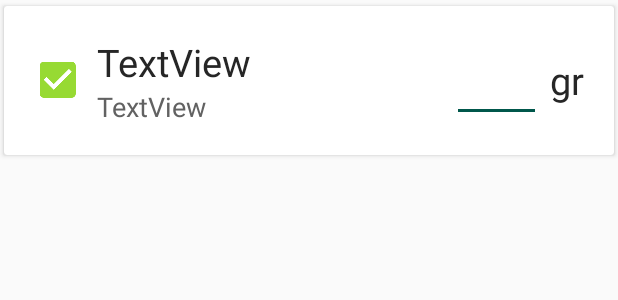
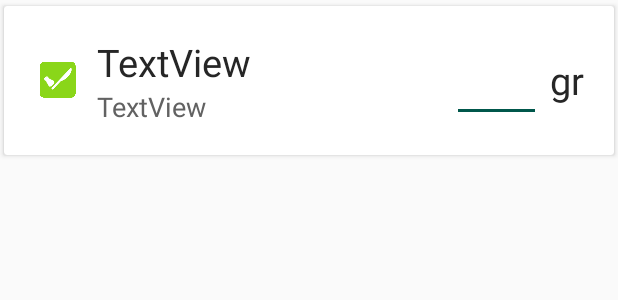
Before and after one commit to volkanatalan/Cafepp, an Android app: the layout list_row_calculate_calorie.xml on its own in the app's theme, with its tools: preview values and no code run, on a phone screen of 412 x 824 dp. Shown: the top 300 px of the screen. Run offline under Robolectric (Android 15) with nearby library versions, the phone set to English and light mode, and no system bars.

Commit message:
New check box mark.

```diff
--- a/app/src/main/res/drawable-mdpi/checkbox_selector.xml
+++ b/app/src/main/res/drawable-mdpi/checkbox_selector.xml
@@ -1,6 +1,6 @@
 <?xml version="1.0" encoding="utf-8"?>
 <selector xmlns:android="http://schemas.android.com/apk/res/android" >
     <item android:state_checked="false" android:drawable="@drawable/checkboxnotselectedknifefork10" />
-    <item android:state_checked="true" android:drawable="@drawable/checkboxselected" />
+    <item android:state_checked="true" android:drawable="@drawable/checkboxselectedforksalt" />
     <item android:drawable="@drawable/checkboxnotselectedknifefork10" />
 </selector>
```
